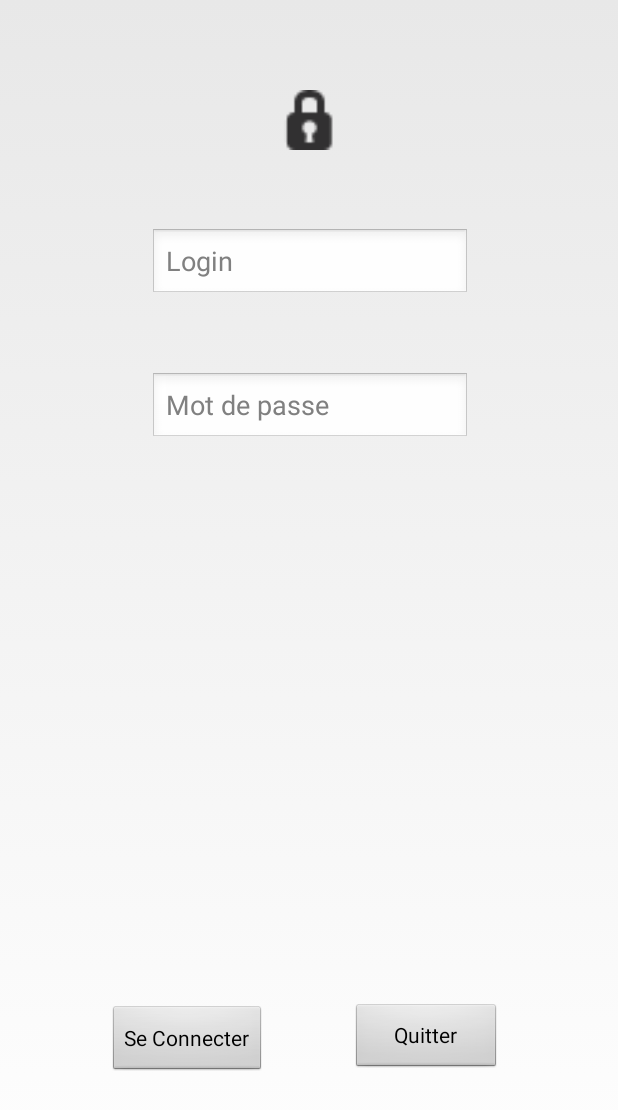
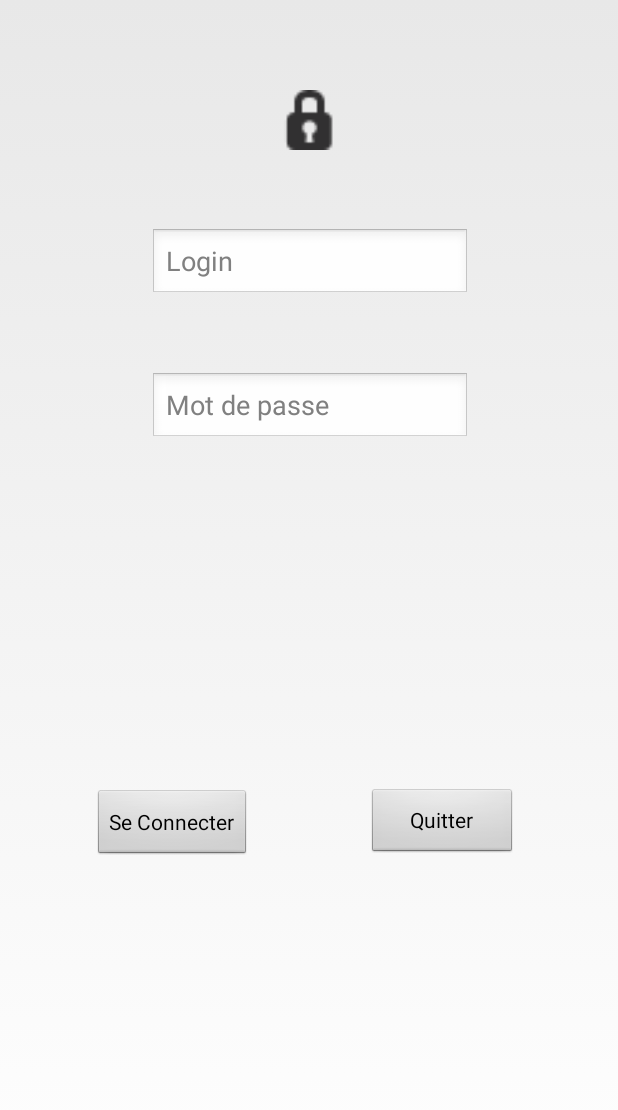
Before and after one commit to Thoogui/bioRelai, an Android app: the screen it shows after launch (MainActivity), on a phone screen of 412 x 824 dp. Shown: the top 1110 px of the screen. Run offline under Robolectric (Android 15) with nearby library versions, the phone set to English and light mode, and no system bars.

Commit message:
Connection BDD

```diff
--- a/app/src/main/java/com/example/gfix/biorelai2/MainActivity.java
+++ b/app/src/main/java/com/example/gfix/biorelai2/MainActivity.java
@@ -81,9 +81,11 @@ public class MainActivity extends Activity {
             if (responseStr.compareTo("false") != 0) {
                 try {
                     JSONObject log = new JSONObject(responseStr);
+                    String nom = log.getString("nomutilisateur");
+                    String prenom = log.getString("prenomutilisateur");
                     String mail = log.getString("mail");
                         Intent intent = new Intent(MainActivity.this, menuActivity.class);
-                        //intent.putExtra("mail", log.toString());
+                        intent.putExtra("log", log.toString());
                         startActivity(intent);
                 } catch (JSONException e) {
                     Toast.makeText(MainActivity.this, "Erreur de connexion !!!!!",
--- a/app/src/main/res/layout/activity_main.xml
+++ b/app/src/main/res/layout/activity_main.xml
@@ -13,11 +13,12 @@
         android:layout_height="wrap_content"
         android:text="Se Connecter"
         app:layout_constraintBottom_toBottomOf="parent"
-        app:layout_constraintHorizontal_bias="0.234"
+        app:layout_constraintHorizontal_bias="0.208"
         app:layout_constraintLeft_toLeftOf="parent"
         app:layout_constraintRight_toRightOf="parent"
         app:layout_constraintTop_toTopOf="parent"
-        app:layout_constraintVertical_bias="0.863" />
+        app:layout_constraintVertical_bias="0.678"
+        android:layout_marginRight="8dp" />
 
     <Button
         android:id="@+id/quitter"
@@ -25,11 +26,11 @@
         android:layout_height="47dp"
         android:text="Quitter"
         app:layout_constraintBottom_toBottomOf="parent"
-        app:layout_constraintHorizontal_bias="0.75"
+        app:layout_constraintHorizontal_bias="0.785"
         app:layout_constraintLeft_toLeftOf="parent"
         app:layout_constraintRight_toRightOf="parent"
         app:layout_constraintTop_toTopOf="parent"
-        app:layout_constraintVertical_bias="0.861" />
+        app:layout_constraintVertical_bias="0.676" />
 
     <EditText
         android:id="@+id/login"
```
Also changed, not shown: app/src/main/java/com/example/gfix/biorelai2/menuActivity.java (+14 -0 lines), app/src/main/res/layout/menu.xml (+21 -4 lines).
